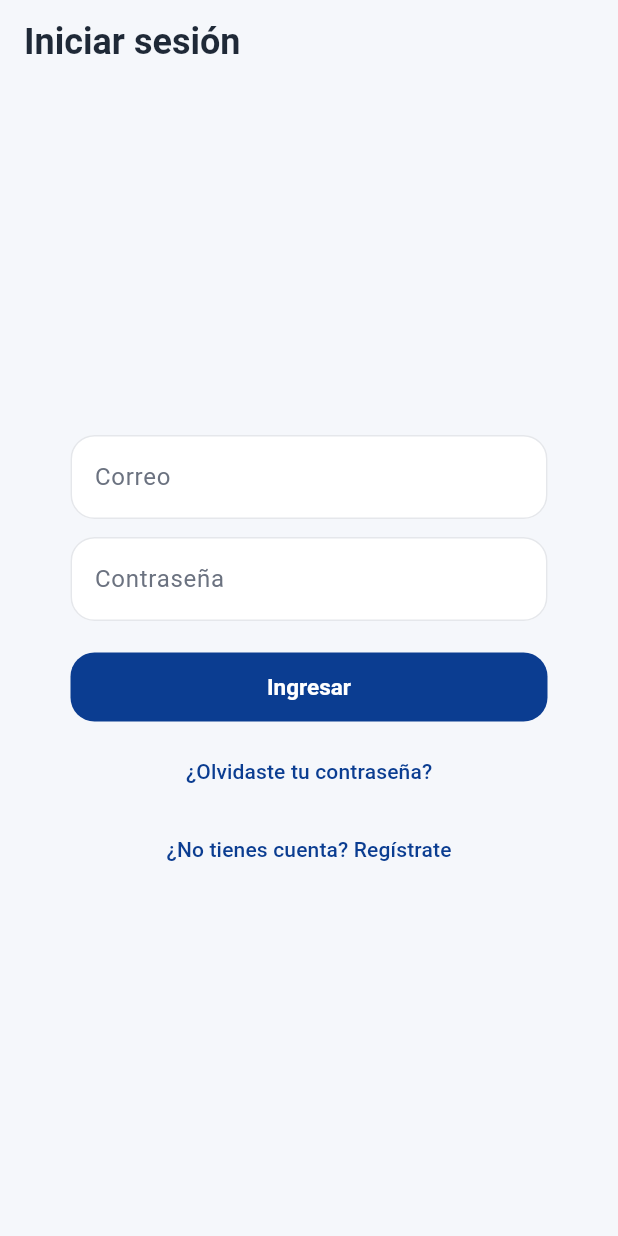
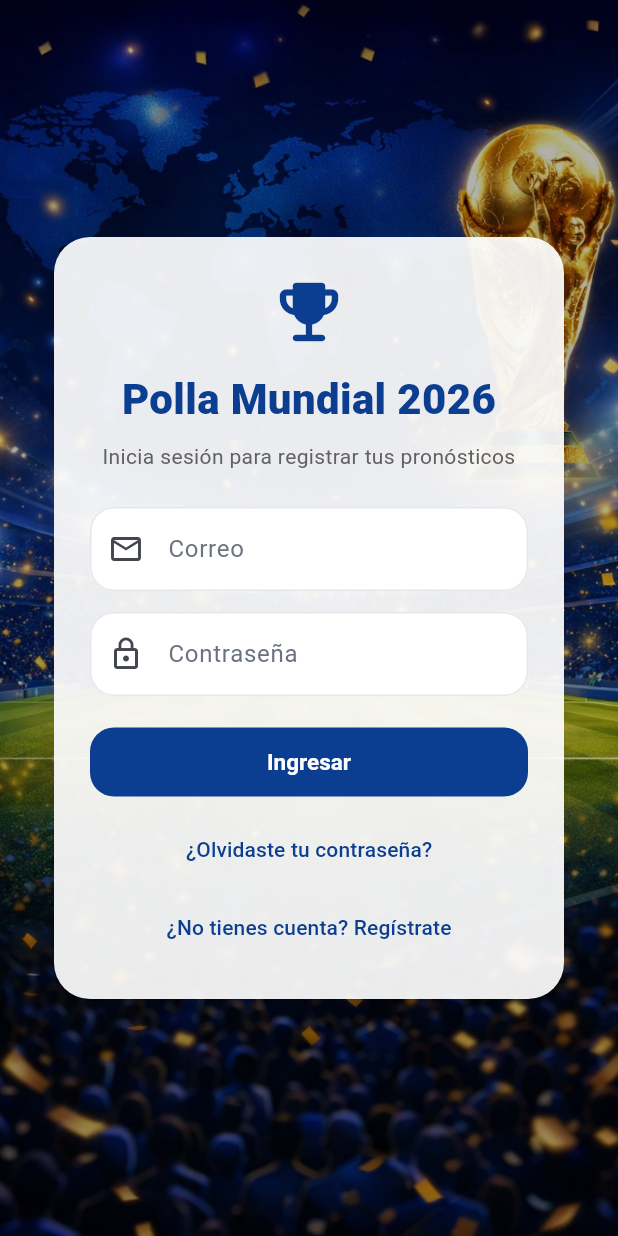
Before and after one commit to webappcme26-prog/polla_mundial_2026, a Flutter app: the screen it shows after launch, on a phone screen of 412 x 824 dp. Run offline on Flutter 3.47's test engine with Material 3 defaults, Android fonts, the phone set to English and light mode, and no system bars; our stand-ins replace supabase_flutter; accounts and stored records are empty.

Commit message:
Agregar fondo mundial al login

```diff
--- a/lib/pages/login_page.dart
+++ b/lib/pages/login_page.dart
@@ -56,31 +56,84 @@ class _LoginPageState extends State<LoginPage> {
   @override
   Widget build(BuildContext context) {
     return Scaffold(
+      extendBodyBehindAppBar: true,
       appBar: AppBar(
-        title: const Text('Iniciar sesión'),
+        title: const Text(''),
+        backgroundColor: Colors.transparent,
+        elevation: 0,
       ),
-      body: Center(
+      body: Container(
+        decoration: const BoxDecoration(
+          image: DecorationImage(
+            image: AssetImage('assets/images/fondo_mundial.png'),
+            fit: BoxFit.cover,
+          ),
+        ),
+        child: Container(
+          color: Colors.black.withOpacity(0.30),
+          child: Center(
+            child: SingleChildScrollView(
               child: SizedBox(
-          width: 350,
+                width: 380,
                 child: Padding(
-            padding: const EdgeInsets.all(16),
+                  padding: const EdgeInsets.all(20),
+                  child: Container(
+                    padding: const EdgeInsets.all(24),
+                    decoration: BoxDecoration(
+                      color: Colors.white.withOpacity(0.92),
+                      borderRadius: BorderRadius.circular(24),
+                      boxShadow: const [
+                        BoxShadow(
+                          color: Colors.black12,
+                          blurRadius: 14,
+                          offset: Offset(0, 6),
+                        ),
+                      ],
+                    ),
                     child: Column(
-              mainAxisAlignment: MainAxisAlignment.center,
+                      mainAxisSize: MainAxisSize.min,
                       children: [
+                        const Icon(
+                          Icons.emoji_events_rounded,
+                          size: 52,
+                          color: Color(0xFF0B3D91),
+                        ),
+                        const SizedBox(height: 12),
+                        const Text(
+                          'Polla Mundial 2026',
+                          style: TextStyle(
+                            fontSize: 28,
+                            fontWeight: FontWeight.w800,
+                            color: Color(0xFF0B3D91),
+                          ),
+                          textAlign: TextAlign.center,
+                        ),
+                        const SizedBox(height: 8),
+                        Text(
+                          'Inicia sesión para registrar tus pronósticos',
+                          textAlign: TextAlign.center,
+                          style: TextStyle(
+                            fontSize: 14,
+                            color: Colors.grey.shade700,
+                          ),
+                        ),
+                        const SizedBox(height: 24),
                         TextField(
                           controller: _emailController,
                           decoration: const InputDecoration(
                             labelText: 'Correo',
                             border: OutlineInputBorder(),
+                            prefixIcon: Icon(Icons.email_outlined),
                           ),
                         ),
-                const SizedBox(height: 12),
+                        const SizedBox(height: 14),
                         TextField(
                           controller: _passwordController,
                           obscureText: true,
                           decoration: const InputDecoration(
                             labelText: 'Contraseña',
                             border: OutlineInputBorder(),
+                            prefixIcon: Icon(Icons.lock_outline),
                           ),
                         ),
                         const SizedBox(height: 20),
@@ -89,11 +142,18 @@ class _LoginPageState extends State<LoginPage> {
                           child: ElevatedButton(
                             onPressed: _loading ? null : _login,
                             child: _loading
-                        ? const CircularProgressIndicator()
+                                ? const SizedBox(
+                                    width: 22,
+                                    height: 22,
+                                    child: CircularProgressIndicator(
+                                      strokeWidth: 2.5,
+                                      color: Colors.white,
+                                    ),
+                                  )
                                 : const Text('Ingresar'),
                           ),
                         ),
-                const SizedBox(height: 8),
+                        const SizedBox(height: 10),
                         TextButton(
                           onPressed: () {
                             Navigator.push(
@@ -122,6 +182,10 @@ class _LoginPageState extends State<LoginPage> {
                   ),
                 ),
               ),
+            ),
+          ),
+        ),
+      ),
     );
   }
 }
--- a/pubspec.yaml
+++ b/pubspec.yaml
@@ -62,6 +62,8 @@ flutter:
   # included with your application, so that you can use the icons in
   # the material Icons class.
   uses-material-design: true
+  assets:
+    - assets/images/
 
   # To add assets to your application, add an assets section, like this:
   # assets:
```
Also changed, not shown: assets/images/fondo_mundial.png (added). Lines whose indentation alone changed are shown as unchanged.
